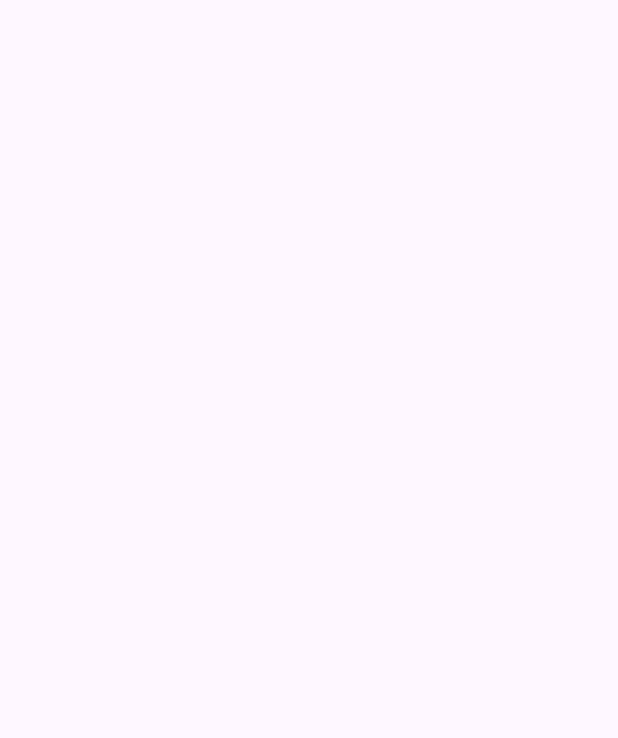
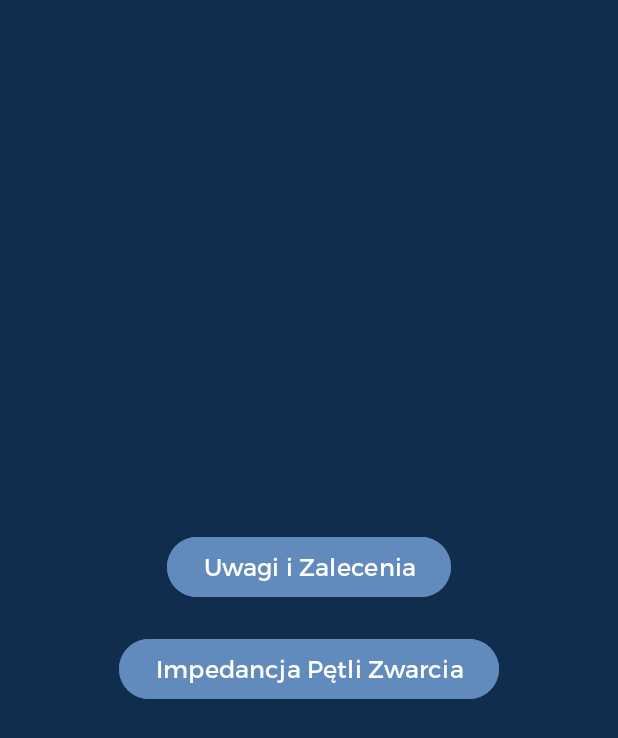
Before and after one commit to tobtor/VoltVortex, an Android app: the BuildingActivity screen opened directly, with no data from a screen before it, on a phone screen of 412 x 824 dp. Before the commit the part shown is empty. Shown: the top 738 px of the screen. Run offline under Robolectric (Android 15) with nearby library versions, the phone set to English and light mode, and no system bars.

Commit message:
add everything in building layout

```diff
--- a/app/src/main/AndroidManifest.xml
+++ b/app/src/main/AndroidManifest.xml
@@ -12,6 +12,12 @@
             android:supportsRtl="true"
             android:theme="@style/Theme.VoltVortex"
             tools:targetApi="31">
+        <activity
+                android:name=".Activities.ZSActivity"
+                android:exported="false"/>
+        <activity
+                android:name=".Activities.PARActivity"
+                android:exported="false"/>
         <activity
                 android:name=".Activities.BuildingActivity"
                 android:exported="false"/>
--- a/app/src/main/res/layout/activity_building.xml
+++ b/app/src/main/res/layout/activity_building.xml
@@ -5,6 +5,36 @@
         xmlns:app="http://schemas.android.com/apk/res-auto"
         android:layout_width="match_parent"
         android:layout_height="match_parent"
-        tools:context=".Activities.BuildingActivity">
+        tools:context=".Activities.BuildingActivity"
+        android:background="@color/backgroudColor">
 
+    <LinearLayout
+            android:orientation="vertical"
+            android:layout_width="match_parent"
+            android:layout_height="wrap_content"
+            app:layout_constraintBottom_toBottomOf="parent"
+            app:layout_constraintTop_toTopOf="parent">
+        <Button
+                android:text="Uwagi i Zalecenia"
+                android:layout_width="wrap_content"
+                android:layout_height="wrap_content"
+                android:id="@+id/buttonPAR"
+                android:layout_marginBottom="10dp"
+                android:layout_marginTop="10dp"
+                android:layout_gravity="center"
+                android:backgroundTint="@color/buttonNormalColor"
+                android:textSize="16dp"
+                android:textColor="@color/white"/>
+        <Button
+                android:text="Impedancja Pętli Zwarcia"
+                android:layout_width="wrap_content"
+                android:layout_height="wrap_content"
+                android:layout_gravity="center"
+                android:id="@+id/buttonZS"
+                android:layout_marginBottom="10dp"
+                android:layout_marginTop="10dp"
+                android:backgroundTint="@color/buttonNormalColor"
+                android:textSize="16dp"
+                android:textColor="@color/white"/>
+    </LinearLayout>
 </androidx.constraintlayout.widget.ConstraintLayout>
```
